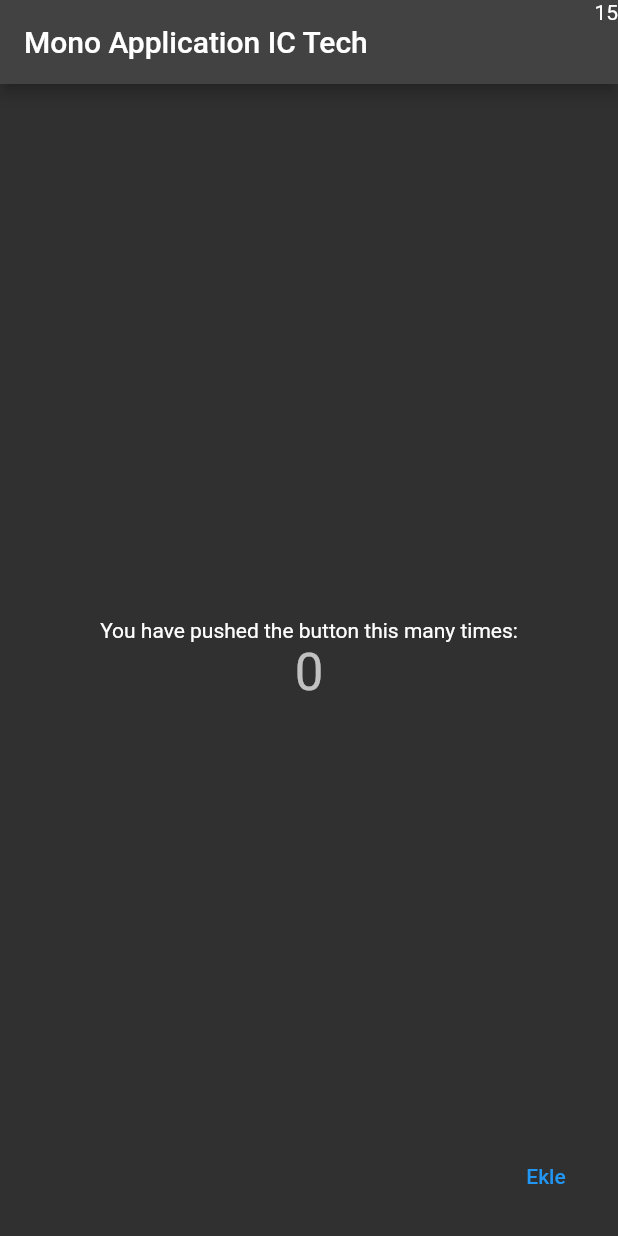
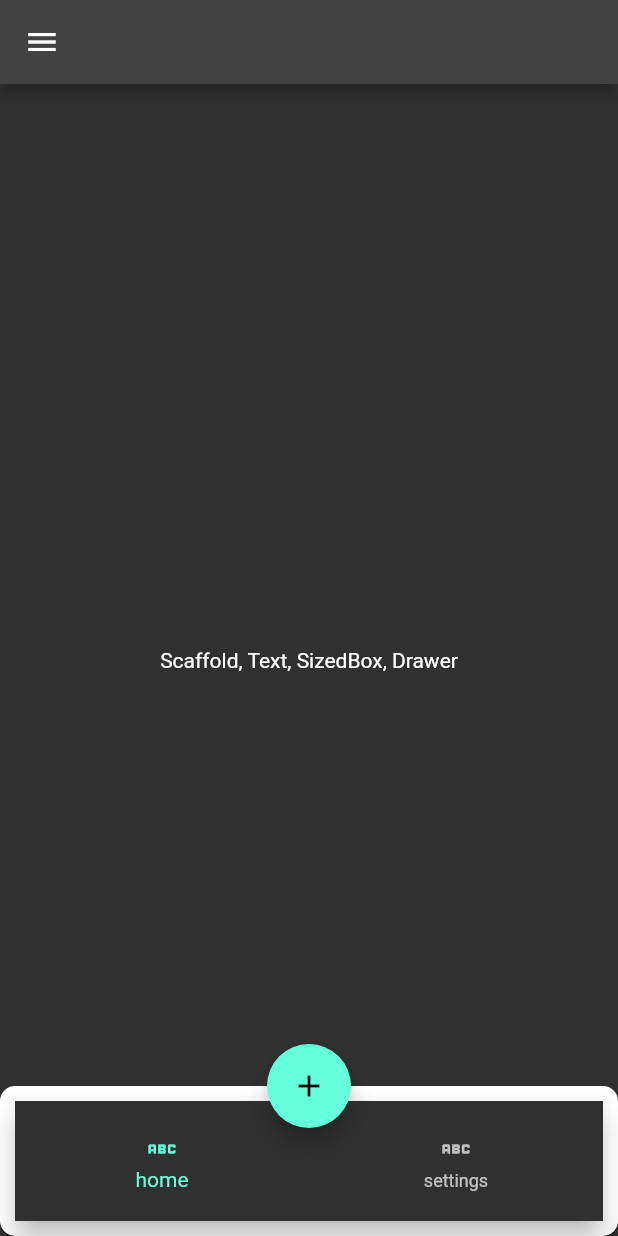
Before and after one commit to enveramil/LearnFlutter, a Flutter app: the screen it shows after launch, on a phone screen of 412 x 824 dp. Run offline on Flutter 3.47's test engine with Material 2 defaults, Android fonts, the phone set to English and light mode, and no system bars.

Commit message:
Scaffold, Text, SizedBox, Drawer

```diff
--- /dev/null
+++ b/lib/101/container_sized_box_learn.dart
@@ -0,0 +1,54 @@
+import 'package:flutter/material.dart';
+
+class ContainerSizedBoxLearnView extends StatelessWidget {
+  const ContainerSizedBoxLearnView({Key? key}) : super(key: key);
+
+  @override
+  Widget build(BuildContext context) {
+    return Scaffold(
+      appBar: AppBar(),
+      body: Column(
+        children: [
+          SizedBox(
+            height: 250,
+            width: 200,
+            child: Text("a" * 700),
+          ),
+          const SizedBox.shrink(),
+          SizedBox.square(
+            dimension: 50,
+            child: Text("b" * 150),
+          ),
+          Container(
+            height: 250,
+            constraints: const BoxConstraints(
+                minWidth: 100, maxWidth: 150, maxHeight: 100),
+            padding: const EdgeInsets.all(50),
+            decoration: ProjectUtility.decoration,
+            child: Text("a" * 20),
+          )
+        ],
+      ),
+    );
+  }
+}
+
+class ProjectUtility {
+  static BoxDecoration decoration = BoxDecoration(
+      //color: Colors.red,
+      borderRadius: BorderRadius.circular(5),
+      //shape: BoxShape.circle,
+      boxShadow: const [BoxShadow(offset: Offset(0.1, 1))],
+      border: Border.all(width: 10, color: Colors.white),
+      gradient: const LinearGradient(colors: [Colors.red, Colors.black]));
+}
+
+class ProjectContainerDecoration extends BoxDecoration {
+  ProjectContainerDecoration()
+      : super(
+            borderRadius: BorderRadius.circular(10),
+            //shape: BoxShape.circle,
+            boxShadow: const [BoxShadow(offset: Offset(0.1, 1))],
+            border: Border.all(width: 10, color: Colors.white),
+            gradient: const LinearGradient(colors: [Colors.red, Colors.black]));
+}
--- /dev/null
+++ b/lib/101/scaffold_learn.dart
@@ -0,0 +1,37 @@
+import 'package:flutter/material.dart';
+import 'package:flutter_full_learn/101/container_sized_box_learn.dart';
+
+class ScaffoldLearn extends StatelessWidget {
+  const ScaffoldLearn({Key? key}) : super(key: key);
+
+  @override
+  Widget build(BuildContext context) {
+    return Scaffold(
+      appBar: AppBar(),
+      body: const Center(child: Text("Scaffold, Text, SizedBox, Drawer")),
+      extendBody: true,
+      floatingActionButton: FloatingActionButton(
+        onPressed: () {
+          showModalBottomSheet(
+              context: context,
+              builder: (context) => Container(
+                    height: 200,
+                  ));
+        },
+        child: const Icon(Icons.add),
+      ),
+      floatingActionButtonLocation: FloatingActionButtonLocation.centerDocked,
+      drawer: const Drawer(),
+      bottomNavigationBar: Container(
+        height: 100,
+        decoration: ProjectContainerDecoration(),
+        child: BottomNavigationBar(items: const [
+          BottomNavigationBarItem(
+              icon: Icon(Icons.abc_outlined), label: "home"),
+          BottomNavigationBarItem(
+              icon: Icon(Icons.abc_outlined), label: "settings"),
+        ]),
+      ),
+    );
+  }
+}
--- a/lib/main.dart
+++ b/lib/main.dart
@@ -1,4 +1,5 @@
 import 'package:flutter/material.dart';
+import 'package:flutter_full_learn/101/scaffold_learn.dart';
 
 void main() {
   runApp(const MyApp());
@@ -12,60 +13,9 @@ class MyApp extends StatelessWidget {
   Widget build(BuildContext context) {
     return MaterialApp(
       title: 'Flutter Demo',
+      debugShowCheckedModeBanner: false,
       theme: ThemeData.dark(),
-      home: const MyHomePage(title: 'Mono Application IC Tech', money: 15),
+      home: const ScaffoldLearn(),
     );
   }
 }
-
-class MyHomePage extends StatefulWidget {
-  const MyHomePage({Key? key, required this.title, required this.money})
-      : super(key: key);
-
-  final String title;
-  final int money;
-
-  @override
-  State<MyHomePage> createState() => _MyHomePageState();
-}
-
-class _MyHomePageState extends State<MyHomePage> {
-  int _counter = 0;
-
-  void _incrementCounter() {
-    setState(() {
-      _counter++;
-    });
-  }
-
-  @override
-  Widget build(BuildContext context) {
-    return Scaffold(
-        appBar: AppBar(
-          title: Text(widget.title),
-          actions: [Text(widget.money.toString())],
-        ),
-        body: Center(
-          child: Column(
-            mainAxisAlignment: MainAxisAlignment.center,
-            children: <Widget>[
-              const Text(
-                'You have pushed the button this many times:',
-              ),
-              Text(
-                '$_counter',
-                style: Theme.of(context).textTheme.headline4,
-              ),
-            ],
-          ),
-        ),
-        floatingActionButton: TextButton(
-          onPressed: () {
-            setState(() {
-              _counter += 2;
-            });
-          },
-          child: const Text("Ekle"),
-        ));
-  }
-}
```
Also changed, not shown: lib/101/text_learn.dart (added, +69 -0 lines).
